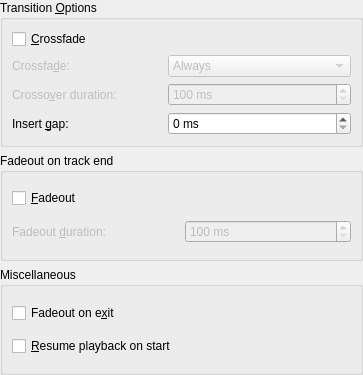
The window that src/configdialog/dialogs/PlaybackConfig.ui (KDE/amarok) describes before a commit, drawn with Qt 5.
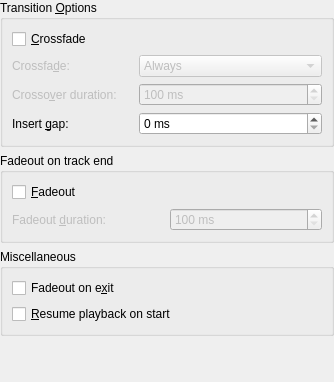
The same window after the commit.

Patch:
```diff
--- a/src/configdialog/dialogs/PlaybackConfig.ui
+++ b/src/configdialog/dialogs/PlaybackConfig.ui
@@ -5,15 +5,15 @@
    <rect>
     <x>0</x>
     <y>0</y>
-    <width>363</width>
-    <height>375</height>
+    <width>334</width>
+    <height>382</height>
    </rect>
   </property>
   <layout class="QGridLayout" name="gridLayout_4" >
    <property name="margin" >
     <number>0</number>
    </property>
-   <item row="0" column="0" colspan="2" >
+   <item row="0" column="0" >
     <widget class="QGroupBox" name="groupBox_2" >
      <property name="title" >
       <string>Transition &amp;Options</string>
@@ -137,7 +137,7 @@
      </layout>
     </widget>
    </item>
-   <item row="1" column="0" colspan="2" >
+   <item row="1" column="0" >
     <widget class="QGroupBox" name="opt_crossfade_2" >
      <property name="whatsThis" >
       <string>&lt;b>Quit Behavior&lt;/b>
@@ -195,7 +195,7 @@
      </layout>
     </widget>
    </item>
-   <item row="2" column="0" colspan="2" >
+   <item row="2" column="0" >
     <widget class="QGroupBox" name="groupBox" >
      <property name="title" >
       <string>Miscellaneous</string>
@@ -224,6 +224,19 @@
      </layout>
     </widget>
    </item>
+   <item row="3" column="0" >
+    <spacer name="verticalSpacer" >
+     <property name="orientation" >
+      <enum>Qt::Vertical</enum>
+     </property>
+     <property name="sizeHint" stdset="0" >
+      <size>
+       <width>20</width>
+       <height>0</height>
+      </size>
+     </property>
+    </spacer>
+   </item>
   </layout>
  </widget>
  <tabstops>
```
Left out of the diff: 2 changed lines with no effect on the pictures.
